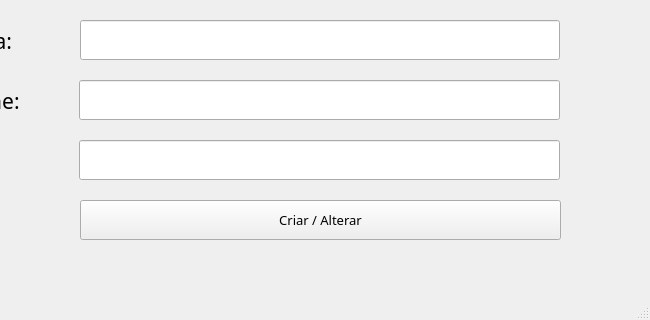
Old version of the form Interfaces/formCriarAlterarLoja.ui in the repository broski606/Projeto_Final_PSI; both pictures show x 150 to 800 and y 280 to 600 of the 800 by 600 pixel window.
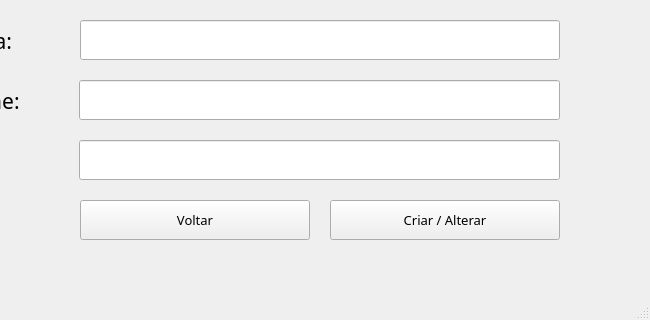
New version of the form.

Commit message: implementadas as funções de criação e alteração no form lojas

```diff
--- a/Interfaces/formCriarAlterarLoja.ui
+++ b/Interfaces/formCriarAlterarLoja.ui
@@ -17,9 +17,9 @@
    <widget class="QPushButton" name="pushButton_CriarAlterar">
     <property name="geometry">
      <rect>
-      <x>230</x>
+      <x>480</x>
       <y>480</y>
-      <width>481</width>
+      <width>230</width>
       <height>40</height>
      </rect>
     </property>
@@ -245,6 +245,25 @@
      </rect>
     </property>
    </widget>
+   <widget class="QPushButton" name="pushButton_Voltar">
+    <property name="geometry">
+     <rect>
+      <x>230</x>
+      <y>480</y>
+      <width>230</width>
+      <height>40</height>
+     </rect>
+    </property>
+    <property name="font">
+     <font>
+      <family>OCR A Extended</family>
+      <pointsize>10</pointsize>
+     </font>
+    </property>
+    <property name="text">
+     <string>Voltar</string>
+    </property>
+   </widget>
   </widget>
   <widget class="QStatusBar" name="statusbar"/>
  </widget>
```
The commit also changes 3 other files.
